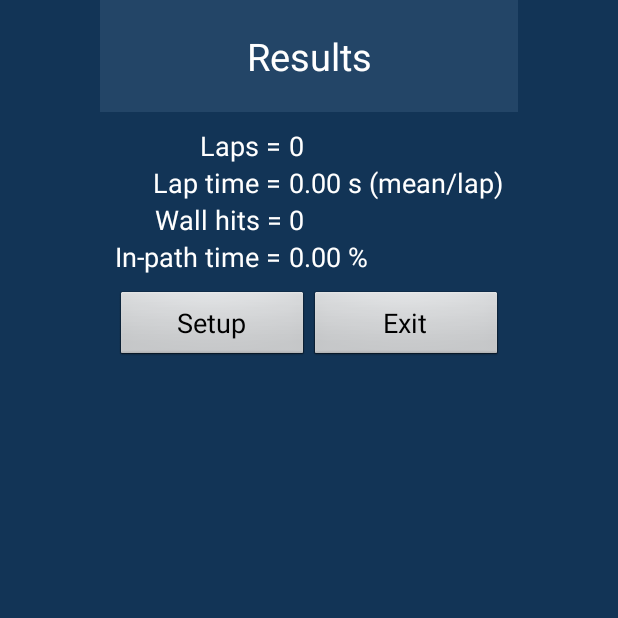
After one commit to danielmapar/EECS5443-MobileUserInterfaces, an Android app: the ReportActivity screen opened directly, with no data from a screen before it, on a phone screen of 412 x 824 dp, the top half of it. The commit adds this screen. Run offline under Robolectric (Android 15) with nearby library versions, the phone set to English and light mode, and no system bars; 4 statements that could not run were skipped.

Commit message:
Final lab 4

```diff
--- a/Lab 4/Demo_TiltBall_81497/app/src/main/AndroidManifest.xml
+++ b/Lab 4/Demo_TiltBall_81497/app/src/main/AndroidManifest.xml
@@ -26,6 +26,11 @@
             android:label="@string/app_name"
             android:theme="@android:style/Theme.NoTitleBar.Fullscreen" >
         </activity>
+        <activity
+            android:name="ca.yorku.eecs.mack.demotiltball81497.ReportActivity"
+            android:label="@string/app_name"
+            android:theme="@android:style/Theme.NoTitleBar.Fullscreen" >
+        </activity>
     </application>
 
 </manifest>
--- a/Lab 4/Demo_TiltBall_81497/app/src/main/java/ca/yorku/eecs/mack/demotiltball81497/DemoTiltBall81497Activity.java
+++ b/Lab 4/Demo_TiltBall_81497/app/src/main/java/ca/yorku/eecs/mack/demotiltball81497/DemoTiltBall81497Activity.java
@@ -7,6 +7,7 @@ import android.hardware.Sensor;
 import android.hardware.SensorEvent;
 import android.hardware.SensorEventListener;
 import android.hardware.SensorManager;
+import android.media.MediaPlayer;
 import android.os.Bundle;
 import android.os.CountDownTimer;
 import android.util.Log;
@@ -70,6 +71,8 @@ public class DemoTiltBall81497Activity extends Activity implements SensorEventLi
     {
         super.onCreate(savedInstanceState);
 
+        final MediaPlayer mp = MediaPlayer.create(this, R.raw.success);
+
         Log.i(MYDEBUG, "Got here! (DemoTiltBall81497Activity - onCreate");
 
         setContentView(R.layout.main);
@@ -100,7 +103,7 @@ public class DemoTiltBall81497Activity extends Activity implements SensorEventLi
 
         // configure rolling ball panel, as per setup parameters
         rb = (RollingBallPanel)findViewById(R.id.rollingballpanel);
-        rb.configure(pathType, pathWidth, gain, orderOfControl, numberOfLaps);
+        rb.configure(pathType, pathWidth, gain, orderOfControl, numberOfLaps, mp, this);
 
         // get sensors
         sm = (SensorManager)getSystemService(SENSOR_SERVICE);
--- a/Lab 4/Demo_TiltBall_81497/app/src/main/java/ca/yorku/eecs/mack/demotiltball81497/DemoTiltBallSetup.java
+++ b/Lab 4/Demo_TiltBall_81497/app/src/main/java/ca/yorku/eecs/mack/demotiltball81497/DemoTiltBallSetup.java
@@ -87,11 +87,12 @@ public class DemoTiltBallSetup extends Activity
 
 		// start experiment activity
 		Intent i = new Intent(getApplicationContext(), DemoTiltBall81497Activity.class);
+		i.addFlags(Intent.FLAG_ACTIVITY_CLEAR_TOP);
 		i.putExtras(b);
 		startActivity(i);
 
 		// comment out (return to setup after clicking BACK in main activity
-		//finish();
+		finish();
 	}
 
 	/** Called when the "Exit" button is pressed. */
--- /dev/null
+++ b/Lab 4/Demo_TiltBall_81497/app/src/main/java/ca/yorku/eecs/mack/demotiltball81497/ReportActivity.java
@@ -0,0 +1,61 @@
+package ca.yorku.eecs.mack.demotiltball81497;
+
+import android.app.Activity;
+import android.content.Intent;
+import android.media.MediaPlayer;
+import android.os.Bundle;
+import android.util.Log;
+import android.view.View;
+import android.widget.Spinner;
+import android.widget.TextView;
+
+public class ReportActivity extends Activity {
+
+    private int report;
+
+    // called when the activity is first created
+    @Override
+    public void onCreate(Bundle savedInstanceState) {
+        super.onCreate(savedInstanceState);
+
+        setContentView(R.layout.report);
+
+        // get parameters selected by user from setup dialog
+        Bundle b = getIntent().getExtras();
+        int numberOfLaps = b.getInt("numberOfLaps");
+        float lapTime = b.getFloat("lapTime");
+        int numberOfWallsHit = b.getInt("numberOfWallsHit");
+        float percentageInPathMovementTime = b.getFloat("percentageInPathMovementTime");
+
+        TextView numberOfLapsView = (TextView) findViewById(R.id.paramNumberOfLaps);
+        numberOfLapsView.setText(String.valueOf(numberOfLaps));
+
+
+        TextView lapTimeView = findViewById(R.id.paramLapTime);
+        lapTimeView.setText(String.format("%.2f s (mean/lap)", lapTime));
+
+        TextView numberOfWallsHitView = findViewById(R.id.paramNumberOfWallsHit);
+        numberOfWallsHitView.setText(String.valueOf(numberOfWallsHit));
+
+        TextView percentageInPathMovementTimeView = findViewById(R.id.paramPercentageInPathMovementTime);
+        percentageInPathMovementTimeView.setText(String.format("%.2f %%", percentageInPathMovementTime));
+
+    }
+
+    // called when the "Setup" button is tapped
+    public void clickSetup(View view)
+    {
+        Intent i = new Intent(getApplicationContext(), DemoTiltBallSetup.class);
+        i.addFlags(Intent.FLAG_ACTIVITY_CLEAR_TOP);
+        startActivity(i);
+        finish();
+    }
+
+    /** Called when the "Exit" button is pressed. */
+    public void clickExit(View view)
+    {
+        super.onDestroy(); // cleanup
+        this.finish(); // terminate
+    }
+
+}
--- /dev/null
+++ b/Lab 4/Demo_TiltBall_81497/app/src/main/res/layout/report.xml
@@ -0,0 +1,139 @@
+<?xml version="1.0" encoding="utf-8"?>
+<LinearLayout xmlns:android="http://schemas.android.com/apk/res/android"
+    android:layout_width="match_parent"
+    android:layout_height="match_parent"
+    android:background="#ff123456"
+    android:gravity="center_horizontal"
+    android:orientation="vertical">
+
+    <LinearLayout
+        android:layout_width="wrap_content"
+        android:layout_height="wrap_content"
+        android:layout_gravity="center_horizontal"
+        android:background="#ff123456"
+        android:gravity="center_horizontal"
+        android:orientation="vertical">
+
+        <TextView
+            android:id="@+id/setupTitle"
+            android:layout_width="match_parent"
+            android:layout_height="wrap_content"
+            android:background="#ff234567"
+            android:gravity="center_horizontal"
+            android:paddingLeft="10dp"
+            android:paddingTop="20dp"
+            android:paddingRight="10dp"
+            android:paddingBottom="20dp"
+            android:text="@string/reporttitletext"
+            android:textAppearance="?android:attr/textAppearanceLarge"
+            android:textSize="25sp" />
+
+        <TableLayout xmlns:android="http://schemas.android.com/apk/res/android"
+            android:layout_width="fill_parent"
+            android:layout_height="wrap_content"
+            android:layout_marginTop="10dp"
+            android:paddingLeft="10dp"
+            android:paddingRight="10dp">
+
+            <TableRow>
+
+                <TextView
+                    android:id="@+id/paramLabelNumberOfLaps"
+                    android:gravity="right"
+                    android:paddingRight="5dp"
+                    android:text="@string/reportlaps"
+                    android:textAppearance="?android:attr/textAppearanceMedium" />
+
+                <TextView
+                    android:id="@+id/paramNumberOfLaps"
+                    android:layout_weight="1"
+                    android:gravity="left"
+                    android:text=""
+                    android:textAppearance="?android:attr/textAppearanceMedium" />
+
+            </TableRow>
+
+            <TableRow>
+
+                <TextView
+                    android:id="@+id/paramLabelLapTime"
+                    android:gravity="right"
+                    android:paddingRight="5dp"
+                    android:text="@string/reportlaptime"
+                    android:textAppearance="?android:attr/textAppearanceMedium" />
+
+                <TextView
+                    android:id="@+id/paramLapTime"
+                    android:layout_weight="1"
+                    android:gravity="left"
+                    android:textAppearance="?android:attr/textAppearanceMedium" />
+
+            </TableRow>
+
+            <TableRow>
+
+                <TextView
+                    android:id="@+id/paramLabelNumberOfWallsHit"
+                    android:gravity="right"
+                    android:paddingRight="5dp"
+                    android:text="@string/reportwallhits"
+                    android:textAppearance="?android:attr/textAppearanceMedium" />
+
+                <TextView
+                    android:id="@+id/paramNumberOfWallsHit"
+                    android:layout_weight="1"
+                    android:gravity="left"
+                    android:textAppearance="?android:attr/textAppearanceMedium" />
+
+
+            </TableRow>
+
+            <TableRow>
+
+                <TextView
+                    android:id="@+id/paramLabelPercentageInPathMovementTime"
+                    android:gravity="right"
+                    android:paddingRight="5dp"
+                    android:text="@string/reportinpathtime"
+                    android:textAppearance="?android:attr/textAppearanceMedium" />
+
+                <TextView
+                    android:id="@+id/paramPercentageInPathMovementTime"
+                    android:layout_weight="1"
+                    android:gravity="left"
+                    android:textAppearance="?android:attr/textAppearanceMedium" />
+
+
+            </TableRow>
+
+
+        </TableLayout>
+
+        <LinearLayout xmlns:android="http://schemas.android.com/apk/res/android"
+            android:layout_width="fill_parent"
+            android:layout_height="wrap_content"
+            android:layout_margin="10dp"
+            android:gravity="center_horizontal"
+            android:orientation="horizontal">
+
+            <Button
+                android:id="@+id/Button01"
+                android:layout_width="0dp"
+                android:layout_height="wrap_content"
+                android:layout_weight="1"
+                android:onClick="clickSetup"
+                android:text="@string/reportbuttonsetup"
+                android:textAppearance="?android:attr/textAppearanceMedium"></Button>
+
+            <Button
+                android:id="@+id/Button03"
+                android:layout_width="0dp"
+                android:layout_height="wrap_content"
+                android:layout_weight="1"
+                android:onClick="clickExit"
+                android:text="@string/reportbuttonexit"
+                android:textAppearance="?android:attr/textAppearanceMedium"></Button>
+        </LinearLayout>
+
+    </LinearLayout>
+</LinearLayout>
--- /dev/null
+++ b/Lab 4/Demo_TiltBall_81497/app/src/main/res/values/colors.xml
@@ -0,0 +1,5 @@
+<?xml version="1.0" encoding="utf-8"?>
+<resources>
+    <color name="blue">#0000ff</color>
+    <color name="red">#ff0000</color>
+</resources>
--- a/Lab 4/Demo_TiltBall_81497/app/src/main/res/values/strings.xml
+++ b/Lab 4/Demo_TiltBall_81497/app/src/main/res/values/strings.xml
@@ -11,4 +11,12 @@
     <string name="button01text">OK</string>
     <string name="button03text">Exit</string>
 
+    <string name="reporttitletext">Results</string>
+    <string name="reportlaps">Laps = </string>
+    <string name="reportlaptime">Lap time = </string>
+    <string name="reportwallhits">Wall hits = </string>
+    <string name="reportinpathtime">In-path time = </string>
+    <string name="reportbuttonsetup">Setup</string>
+    <string name="reportbuttonexit">Exit</string>
+
 </resources>
```
Also changed, not shown: Lab 4/Demo_TiltBall_81497/app/src/main/java/ca/yorku/eecs/mack/demotiltball81497/RollingBallPanel.java (+166 -29 lines), Lab 4/Demo_TiltBall_81497/gradle/wrapper/gradle-wrapper.properties, 48 other files.
